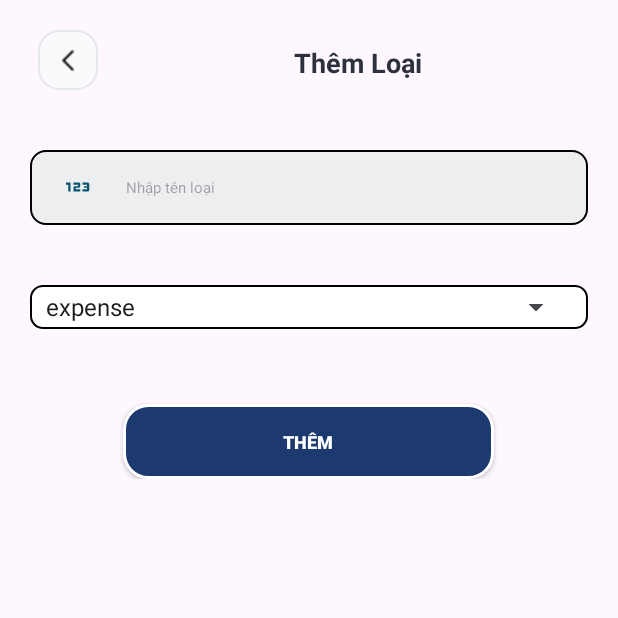
After one commit to iamBao00/personal-finance-manager-android, an Android app: the AddCategory screen opened directly, with no data from a screen before it, on a phone screen of 412 x 824 dp, the top half of it. The commit adds this screen. Run offline under Robolectric (Android 15) with nearby library versions, the phone set to English and light mode, and no system bars.

Commit message:
Completed Add Category

```diff
--- a/app/src/main/AndroidManifest.xml
+++ b/app/src/main/AndroidManifest.xml
@@ -15,6 +15,9 @@
         android:theme="@style/Theme.MyApplication"
         android:usesCleartextTraffic="true"
         tools:targetApi="31">
+        <activity
+            android:name=".AddCategory"
+            android:exported="false" />
         <activity
             android:name=".AddTransactionActivity"
             android:exported="false" />
--- /dev/null
+++ b/app/src/main/java/com/example/myapplication/AddCategory.java
@@ -0,0 +1,123 @@
+package com.example.myapplication;
+
+import android.content.Intent;
+import android.os.Bundle;
+import android.view.View;
+import android.widget.AdapterView;
+import android.widget.ArrayAdapter;
+import android.widget.EditText;
+import android.widget.Spinner;
+import android.widget.Toast;
+
+import androidx.activity.EdgeToEdge;
+import androidx.appcompat.app.AppCompatActivity;
+import androidx.core.graphics.Insets;
+import androidx.core.view.ViewCompat;
+import androidx.core.view.WindowInsetsCompat;
+
+import com.example.myapplication.Models.Category;
+import com.example.myapplication.Models.CategoryRequest;
+import com.example.myapplication.Services.CategoryAPI;
+
+import retrofit2.Call;
+import retrofit2.Callback;
+import retrofit2.Response;
+
+public class AddCategory extends AppCompatActivity {
+    private Spinner typeSpinner;
+    private EditText tvCategoryName;
+    private String selectedType;
+    String token;
+    @Override
+    protected void onCreate(Bundle savedInstanceState) {
+        super.onCreate(savedInstanceState);
+        EdgeToEdge.enable(this);
+        setContentView(R.layout.activity_add_category);
+
+        // Lấy token từ Intent
+        Intent myIntent = getIntent();
+        token = myIntent.getStringExtra("token");
+
+        tvCategoryName = findViewById(R.id.tvCategoryName);
+        typeSpinner = findViewById(R.id.typeSpinner);
+
+        // Define the string array directly
+        String[] typeArray = {"expense", "income"};
+
+        // Create an ArrayAdapter using the string array and a default spinner layout
+        ArrayAdapter<String> adapter = new ArrayAdapter<>(this,
+                android.R.layout.simple_spinner_item, typeArray);
+
+        // Specify the layout to use when the list of choices appears
+        adapter.setDropDownViewResource(android.R.layout.simple_spinner_dropdown_item);
+
+        // Apply the adapter to the spinner
+        typeSpinner.setAdapter(adapter);
+
+        // Set the selected item listener
+        typeSpinner.setOnItemSelectedListener(new AdapterView.OnItemSelectedListener() {
+            @Override
+            public void onItemSelected(AdapterView<?> parentView, View selectedItemView, int position, long id) {
+                selectedType = (String) parentView.getItemAtPosition(position);
+//                Toast.makeText(AddCategory.this, "Selected: " + selectedType, Toast.LENGTH_SHORT).show();
+            }
+
+            @Override
+            public void onNothingSelected(AdapterView<?> parentView) {
+                // Do nothing here
+            }
+        });
+
+        findViewById(R.id.btnAddTransaction).setOnClickListener(new View.OnClickListener() {
+            @Override
+            public void onClick(View view) {
+                // Handle button click
+                String categoryName = tvCategoryName.getText().toString();
+//                Toast.makeText(AddCategory.this, "Category: " + categoryName + ", Type: " + selectedType, Toast.LENGTH_LONG).show();
+//                System.out.println("TOKEN: "+ token);
+                addNewCategory();
+            }
+        });
+
+
+
+
+    }
+
+    private void addNewCategory() {
+        // Lấy các giá trị từ EditText và Spinner
+        String categoryName = tvCategoryName.getText().toString();
+        String type = selectedType;
+
+        // Kiểm tra các trường có trống không
+        if (categoryName.isEmpty() || type.isEmpty()) {
+            Toast.makeText(this, "Please fill in all fields", Toast.LENGTH_SHORT).show();
+            return;
+        }
+
+        // Tạo đối tượng CategoryRequest
+        CategoryRequest categoryRequest = new CategoryRequest(categoryName, type);
+
+        // Gọi API để thêm danh mục
+        CategoryAPI categoryAPI = CategoryAPI.categoryAPI;
+        Call<Category> call = categoryAPI.addCategory(token, categoryRequest);
+        call.enqueue(new Callback<Category>() {
+            @Override
+            public void onResponse(Call<Category> call, Response<Category> response) {
+                if (response.isSuccessful() && response.body() != null) {
+                    // Xử lý khi thêm danh mục thành công
+                    Toast.makeText(AddCategory.this, "Thêm Thành Công", Toast.LENGTH_SHORT).show();
+                    tvCategoryName.setText("");
+                } else {
+                    // Xử lý khi thêm danh mục không thành công
+                    Toast.makeText(AddCategory.this, "Failed to add category", Toast.LENGTH_SHORT).show();
+                }
+            }
+
+            @Override
+            public void onFailure(Call<Category> call, Throwable t) {
+                // Xử lý khi gặp lỗi kết nối
+                Toast.makeText(AddCategory.this, "Network error", Toast.LENGTH_SHORT).show();
+            }
+        });
+}}
--- a/app/src/main/java/com/example/myapplication/MainActivity.java
+++ b/app/src/main/java/com/example/myapplication/MainActivity.java
@@ -56,6 +56,16 @@ public class MainActivity extends AppCompatActivity {
             }
         });
 
+        Button addCategory = findViewById(R.id.btnAddCategory);
+        addCategory.setOnClickListener(new View.OnClickListener() {
+            @Override
+            public void onClick(View v) {
+                Intent myIntent = new Intent(MainActivity.this, AddCategory.class);
+                myIntent.putExtra("token", tokenFinal);
+                startActivity(myIntent);
+            }
+        });
+
         // Gọi API để lấy thông tin người dùng hiện tại
         getCurrentUser();
     }
--- /dev/null
+++ b/app/src/main/java/com/example/myapplication/Models/CategoryRequest.java
@@ -0,0 +1,11 @@
+package com.example.myapplication.Models;
+
+public class CategoryRequest {
+    private String name;
+    private String type;
+
+    public CategoryRequest(String name, String type) {
+        this.name = name;
+        this.type = type;
+    }
+}
--- a/app/src/main/java/com/example/myapplication/Services/CategoryAPI.java
+++ b/app/src/main/java/com/example/myapplication/Services/CategoryAPI.java
@@ -1,7 +1,9 @@
 package com.example.myapplication.Services;
 
 import com.example.myapplication.Models.Category;
+import com.example.myapplication.Models.CategoryRequest;
 import com.example.myapplication.Models.Transaction;
+import com.example.myapplication.Models.TransactionRequest;
 import com.google.gson.Gson;
 import com.google.gson.GsonBuilder;
 
@@ -10,8 +12,10 @@ import java.util.ArrayList;
 import retrofit2.Call;
 import retrofit2.Retrofit;
 import retrofit2.converter.gson.GsonConverterFactory;
+import retrofit2.http.Body;
 import retrofit2.http.GET;
 import retrofit2.http.Header;
+import retrofit2.http.POST;
 import retrofit2.http.Path;
 
 
@@ -28,4 +32,7 @@ public interface CategoryAPI {
     Call<ArrayList<Category>> getCategories(@Header("Authorization") String token);
     @GET("/api/category/{id}")
     Call<Category> getCategoryById(@Header("Authorization") String token, @Path("id") String id);
+
+    @POST("/api/category/add")
+    Call<Category> addCategory(@Header("Authorization") String token, @Body CategoryRequest categoryRequest);
 }
--- /dev/null
+++ b/app/src/main/res/layout/activity_add_category.xml
@@ -0,0 +1,100 @@
+<?xml version="1.0" encoding="utf-8"?>
+<RelativeLayout xmlns:android="http://schemas.android.com/apk/res/android"
+    xmlns:app="http://schemas.android.com/apk/res-auto"
+    xmlns:tools="http://schemas.android.com/tools"
+    android:layout_width="match_parent"
+    android:layout_height="match_parent"
+    tools:context=".AddCategory">
+
+    <LinearLayout
+        android:id="@+id/transactionCreationTitleAndButtonBack"
+        android:layout_width="match_parent"
+        android:layout_height="wrap_content"
+        android:layout_marginTop="20sp"
+        android:orientation="horizontal">
+
+        <ImageButton
+            android:id="@+id/transactionCreationButtonGoBack"
+            android:layout_width="40dp"
+            android:layout_height="40dp"
+            android:layout_marginStart="25dp"
+            android:background="@drawable/back_btn_background"
+            android:src="@drawable/chevron_left"
+            tools:ignore="ContentDescription" />
+
+        <TextView
+            android:layout_width="match_parent"
+            android:layout_height="match_parent"
+            android:layout_marginTop="4dp"
+            android:gravity="center"
+            android:text="Thêm Loại"
+            android:textColor="@color/colorNormalText"
+            android:textSize="18sp"
+            android:textStyle="bold"
+            tools:ignore="RtlSymmetry" />
+    </LinearLayout>
+
+
+    <ScrollView
+        android:id="@+id/transactionCreationContent"
+        android:layout_width="match_parent"
+        android:layout_height="wrap_content"
+        android:layout_below="@id/transactionCreationTitleAndButtonBack"
+        android:padding="20sp">
+
+        <LinearLayout
+            android:layout_width="match_parent"
+            android:layout_height="wrap_content"
+            android:orientation="vertical">
+
+
+            <!--Spinner widget-->
+
+            <Space
+                android:layout_width="match_parent"
+                android:layout_height="20dp" />
+
+            <EditText
+                android:id="@+id/tvCategoryName"
+                style="@style/custom_input"
+                android:drawableStart="@drawable/ic_baseline_123_24"
+                android:hint="Nhập tên loại"
+                android:inputType="text"
+                android:textColor="@color/colorNormalText" />
+
+            <Space
+                android:layout_width="match_parent"
+                android:layout_height="20dp" />
+
+            <Spinner
+                android:id="@+id/typeSpinner"
+                android:layout_width="match_parent"
+                android:layout_height="wrap_content"
+                android:layout_marginTop="20sp"
+                android:background="@drawable/custom_spinner" />
+
+            <!--Category Spinner-->
+
+            <Space
+                android:layout_width="match_parent"
+                android:layout_height="20dp" />
+
+            <Space
+                android:layout_width="match_parent"
+                android:layout_height="30dp" />
+
+
+            <androidx.appcompat.widget.AppCompatButton
+                android:id="@+id/btnAddTransaction"
+                style="@style/button_style"
+                android:layout_gravity="center"
+                android:text="Thêm" />
+
+        </LinearLayout>
+
+    </ScrollView>
+
+
+
+
+</RelativeLayout>
```
